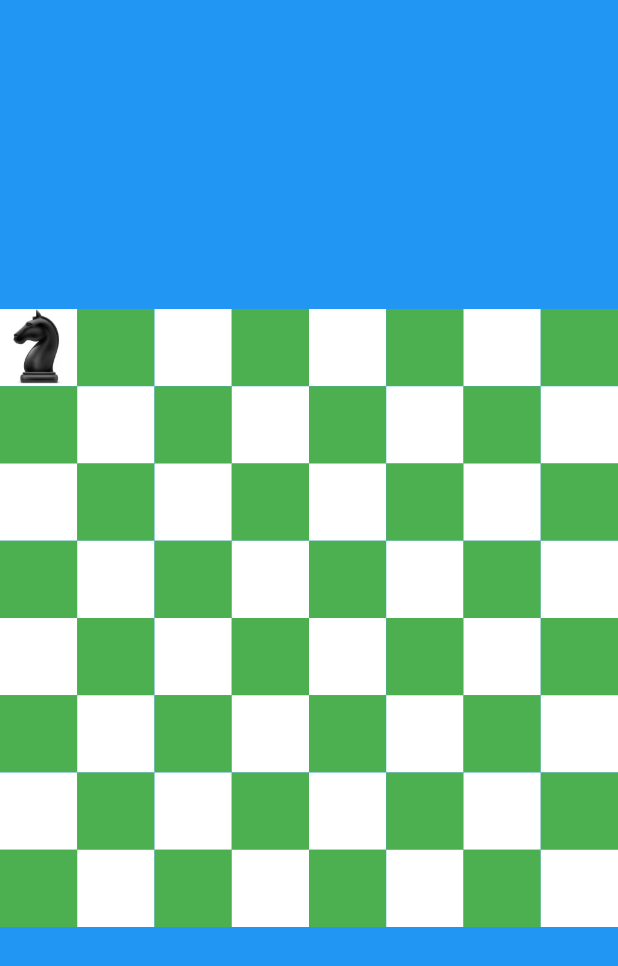
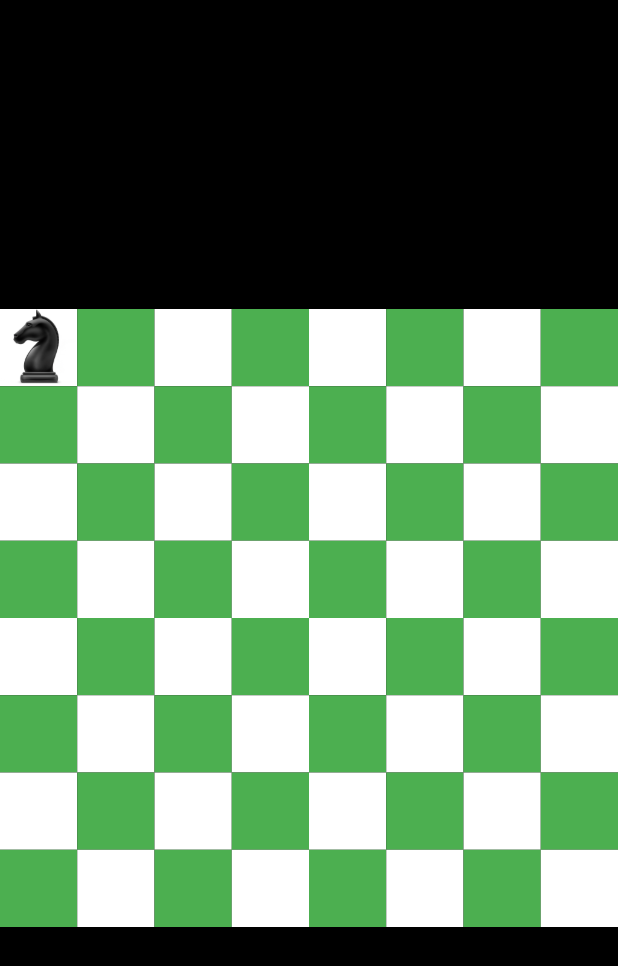
Before and after one commit to bahaafathi/Chess_NCT, a Flutter app: the screen it shows after launch, on a phone screen of 412 x 824 dp. Shown: the top 966 px of the screen. Run offline on Flutter 3.47's test engine with Material 2 defaults, Android fonts, the phone set to English and light mode, and no system bars; our stand-ins replace audioplayers, flutter_bloc.

Commit message:
added some TODOs needed to implement

```diff
--- a/lib/views/chess_form.dart
+++ b/lib/views/chess_form.dart
@@ -1,7 +1,8 @@
+import 'package:audioplayers/audioplayers.dart';
 import 'package:flutter/material.dart';
 import 'package:flutter_bloc/flutter_bloc.dart';
+
 import '../bloc/chess_cubit.dart';
-import 'package:audioplayers/audioplayers.dart';
 
 class ChessForm extends StatefulWidget {
   const ChessForm({super.key});
@@ -14,18 +15,21 @@ class _ChessFormState extends State<ChessForm> {
   final player = AudioPlayer();
 
   bool active = false;
+
   @override
   Widget build(BuildContext context) {
     var isPortrait = MediaQuery.of(context).orientation == Orientation.portrait;
     return BlocBuilder<ChessCubit, List<List<int>>>(
       builder: (context, state) {
         return Scaffold(
-          backgroundColor: Colors.blue,
+          backgroundColor: Colors.black,
           body: Column(
             children: [
               const Spacer(),
               ...List.generate(
+                  //TODO: remove this magic number
                   8,
+                  //TODO: separate this widget
                   (x) => Row(
                         children: [
                           ...List.generate(
@@ -33,6 +37,7 @@ class _ChessFormState extends State<ChessForm> {
                               (y) => InkWell(
                                     onTap: () {
                                       if (state[x][y] == 0) {
+                                        //TODO: remove setState and use Bloc insted
                                         setState(() {
                                           active = true;
                                         });
@@ -53,6 +58,7 @@ class _ChessFormState extends State<ChessForm> {
                                                   width: 5,
                                                 )
                                               : null),
+                                      //TODO: again a lot of magic numbers
                                       width: isPortrait
                                           ? MediaQuery.of(context).size.width /
                                               8
```
